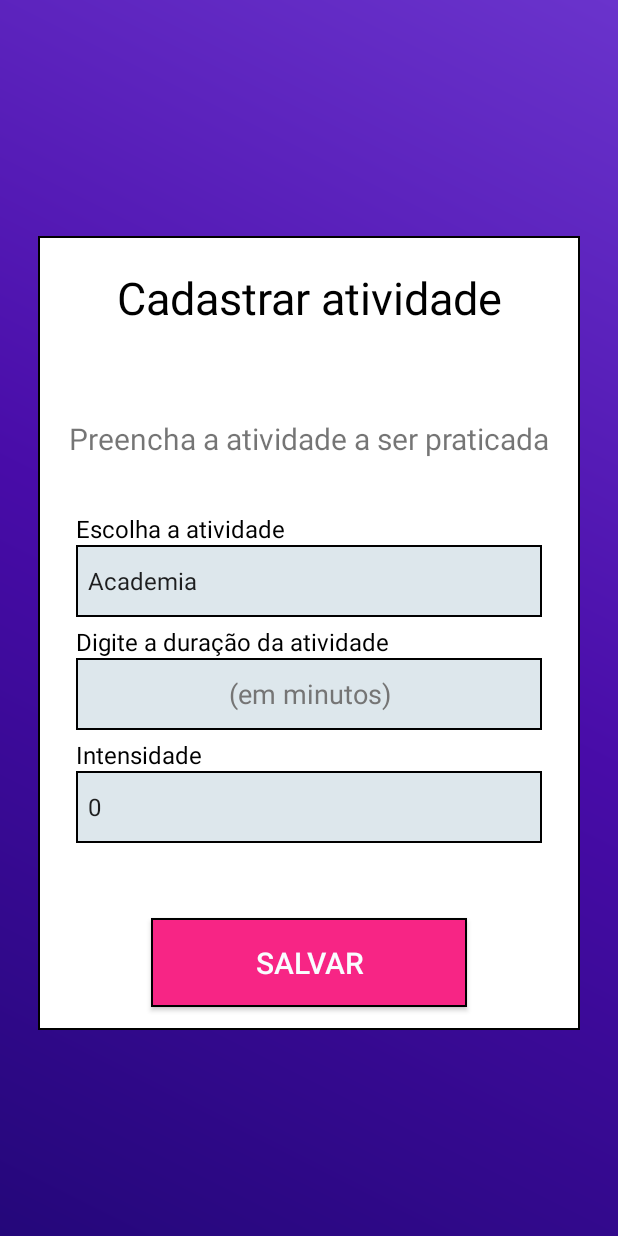
After one commit to Hugonogo/ProjetoAPP, an Android app: the BorgActivity screen opened directly, with no data from a screen before it, on a phone screen of 412 x 824 dp. The commit adds this screen. Run offline under Robolectric (Android 15) with nearby library versions, the phone set to English and light mode, and no system bars.

Commit message:
Front da atividade de escala de Borg

```diff
--- a/app/src/main/AndroidManifest.xml
+++ b/app/src/main/AndroidManifest.xml
@@ -29,6 +29,9 @@
         </receiver>
 
         <activity
+            android:name=".BorgActivity"
+            android:exported="false" />
+        <activity
             android:name=".ContadorPassosActivity"
             android:exported="false" />
         <activity
--- /dev/null
+++ b/app/src/main/java/com/example/appform/BorgActivity.java
@@ -0,0 +1,71 @@
+package com.example.appform;
+
+import android.app.Activity;
+import android.os.Bundle;
+import android.view.View;
+import android.widget.AdapterView;
+import android.widget.ArrayAdapter;
+import android.widget.Spinner;
+import android.widget.Toast;
+
+public class BorgActivity extends Activity {
+    @Override
+    protected void onCreate(Bundle savedInstanceState) {
+        super.onCreate(savedInstanceState);
+        setContentView(R.layout.activity_formulario_borg);
+
+        // Referência ao Spinner no layout
+        Spinner spinner = findViewById(R.id.spinner_atividade);
+
+        // Criar um ArrayAdapter usando o array de opções e um layout padrão do Android
+        ArrayAdapter<CharSequence> adapter = ArrayAdapter.createFromResource(this, R.array.atividades_array, android.R.layout.simple_spinner_item);
+
+        // Especificar o layout que será usado quando a lista de opções aparecer
+        adapter.setDropDownViewResource(android.R.layout.simple_spinner_dropdown_item);
+
+        // Aplicar o adaptador ao spinner
+        spinner.setAdapter(adapter);
+
+        // Definir um ouvinte para lidar com a seleção do item no spinner
+        spinner.setOnItemSelectedListener(new AdapterView.OnItemSelectedListener() {
+            @Override
+            public void onItemSelected(AdapterView<?> parentView, View selectedItemView, int position, long id) {
+                // O código aqui será executado quando uma opção for selecionada
+                String opcaoSelecionada = parentView.getItemAtPosition(position).toString();
+                Toast.makeText(BorgActivity.this, "Opção selecionada: " + opcaoSelecionada, Toast.LENGTH_SHORT).show();
+            }
+
+            @Override
+            public void onNothingSelected(AdapterView<?> parentView) {
+                // Este método é chamado quando nada está selecionado
+            }
+        });
+
+        // Referência ao Spinner no layout
+        Spinner spinner2 = findViewById(R.id.spinner_Borg);
+
+        // Criar um ArrayAdapter usando o array de opções e um layout padrão do Android
+        ArrayAdapter<CharSequence> adapter2 = ArrayAdapter.createFromResource(this, R.array.intensidade_array, android.R.layout.simple_spinner_item);
+
+        // Especificar o layout que será usado quando a lista de opções aparecer
+        adapter.setDropDownViewResource(android.R.layout.simple_spinner_dropdown_item);
+
+        // Aplicar o adaptador ao spinner
+        spinner2.setAdapter(adapter2);
+
+        // Definir um ouvinte para lidar com a seleção do item no spinner
+        spinner2.setOnItemSelectedListener(new AdapterView.OnItemSelectedListener() {
+            @Override
+            public void onItemSelected(AdapterView<?> parentView, View selectedItemView, int position, long id) {
+                // O código aqui será executado quando uma opção for selecionada
+                String opcaoSelecionada2 = parentView.getItemAtPosition(position).toString();
+                Toast.makeText(BorgActivity.this, "Opção selecionada: " + opcaoSelecionada2, Toast.LENGTH_SHORT).show();
+            }
+
+            @Override
+            public void onNothingSelected(AdapterView<?> parentView) {
+                // Este método é chamado quando nada está selecionado
+            }
+        });
+    }
+}
--- a/app/src/main/java/com/example/appform/ContadorPassosActivity.java
+++ b/app/src/main/java/com/example/appform/ContadorPassosActivity.java
@@ -2,6 +2,7 @@ package com.example.appform;
 
 import android.annotation.SuppressLint;
 import android.content.Context;
+import android.content.Intent;
 import android.content.SharedPreferences;
 import android.database.Cursor;
 import android.hardware.Sensor;
@@ -113,8 +114,15 @@ public class ContadorPassosActivity extends AppCompatActivity implements SensorE
         //AlarmeDeAbrirApp();
         //MidnightReset();
 
+        Button BorgButton = findViewById(R.id.BorgButton);
 
+        BorgButton.setOnClickListener(view -> {
+            // Crie uma Intent para abrir a AtividadeB
+            Intent intent = new Intent(ContadorPassosActivity.this, BorgActivity.class);
 
+            // Inicie a nova atividade
+            startActivity(intent);
+        });
     }
 
     // Método chamado quando a atividade está pausada
@@ -330,5 +338,4 @@ public class ContadorPassosActivity extends AppCompatActivity implements SensorE
         dataSource.close();
         super.onDestroy();
     }
-
 }
--- a/app/src/main/java/com/example/appform/FormularioActivity.java
+++ b/app/src/main/java/com/example/appform/FormularioActivity.java
@@ -3,7 +3,9 @@ package com.example.appform;
 import android.content.Intent;
 import android.os.Bundle;
 import android.text.InputType;
+import android.view.View;
 import android.widget.Toast;
+import android.widget.Button;
 
 import androidx.appcompat.app.AlertDialog;
 import androidx.appcompat.app.AppCompatActivity;
--- /dev/null
+++ b/app/src/main/res/layout/activity_formulario_borg.xml
@@ -0,0 +1,136 @@
+<?xml version="1.0" encoding="utf-8"?>
+<ScrollView xmlns:android="http://schemas.android.com/apk/res/android"
+    xmlns:tools="http://schemas.android.com/tools"
+    android:layout_width="match_parent"
+    android:layout_height="match_parent"
+    android:background="@drawable/background_gradient"
+    android:gravity="center"
+    android:orientation="vertical"
+
+    tools:context=".BorgActivity">
+    <LinearLayout
+        android:layout_width="361dp"
+        android:layout_height="481dp"
+        android:layout_gravity="center"
+        android:background="@drawable/border_background"
+        android:orientation="vertical"
+        android:layout_marginTop="10dp"
+        tools:ignore="TextSizeCheck"
+        android:paddingTop="5dp">
+
+        <TextView
+            android:id="@+id/text_desc_atividade"
+            android:layout_width="match_parent"
+            android:layout_height="wrap_content"
+            android:layout_marginTop="15dp"
+            android:text="@string/cadastrar_atividade"
+            android:textAlignment="center"
+            android:textColor="@color/black"
+            android:textSize="30sp" />
+
+        <TextView
+            android:id="@+id/text_preencher_atividade"
+            android:layout_width="match_parent"
+            android:layout_height="wrap_content"
+            android:layout_marginTop="60dp"
+            android:text="@string/preencher_atividade"
+            android:textAlignment="center"
+            android:textSize="20sp" />
+
+        <TextView
+            android:id="@+id/txt_preencher_atividade2"
+            android:layout_width="match_parent"
+            android:layout_height="wrap_content"
+            android:layout_marginStart="25dp"
+            android:layout_marginTop="35dp"
+            android:text="@string/nome_atividade"
+            android:textColor="@color/black"
+            android:textSize="16sp" />
+
+        <Spinner
+            android:id="@+id/spinner_atividade"
+            android:layout_width="match_parent"
+            android:layout_height="wrap_content"
+            android:layout_marginLeft="25dp"
+            android:layout_marginRight="25dp"
+            android:background="@drawable/border_text"
+            android:ems="10"
+            android:gravity="center"
+            android:minHeight="48dp"
+            tools:ignore="DuplicateClickableBoundsCheck,MissingConstraints,TextContrastCheck,VisualLintTextFieldSize"
+            tools:layout_editor_absoluteX="34dp"
+            tools:layout_editor_absoluteY="168dp" />
+
+        <TextView
+            android:id="@+id/text_preencher_atividade3"
+            android:layout_width="match_parent"
+            android:layout_height="wrap_content"
+            android:layout_marginStart="25dp"
+            android:layout_marginTop="5dp"
+            android:text="@string/tempo_atividade"
+            android:textColor="@color/black"
+            android:textSize="16sp" />
+
+        <EditText
+            android:id="@+id/edt_pass"
+            android:layout_width="match_parent"
+            android:layout_height="wrap_content"
+            android:layout_marginLeft="25dp"
+            android:layout_marginRight="25dp"
+            android:autofillHints=""
+            android:background="@drawable/border_text"
+            android:ems="10"
+            android:gravity="center"
+            android:hint="@string/preencher_tempo"
+            android:minHeight="48dp"
+            android:textColorHint="#757575"
+            tools:ignore="DuplicateClickableBoundsCheck,MissingConstraints,TextContrastCheck,VisualLintTextFieldSize,DuplicateSpeakableTextCheck"
+            tools:layout_editor_absoluteX="34dp"
+            tools:layout_editor_absoluteY="238dp"
+            android:inputType="number|numberDecimal" />
+
+        <TextView
+            android:id="@+id/txt_IntensidadeBorg"
+            android:layout_width="match_parent"
+            android:layout_height="wrap_content"
+            android:text="@string/Intensidade"
+            android:layout_marginStart="25dp"
+            android:layout_marginTop="5dp"
+            android:textColor="@color/black"
+            android:textSize="16sp"/>
+
+        <Spinner
+            android:id="@+id/spinner_Borg"
+            android:layout_width="match_parent"
+            android:layout_height="wrap_content"
+            android:layout_marginLeft="25dp"
+            android:layout_marginRight="25dp"
+            android:autofillHints=""
+            android:background="@drawable/border_text"
+            android:ems="10"
+            android:gravity="center"
+            android:hint="@string/digite_seu_email_cadastro"
+            android:inputType="textPersonName"
+            android:minHeight="48dp"
+            android:textColorHint="#757575"
+            tools:ignore="MissingConstraints,TextContrastCheck,TextFields,VisualLintTextFieldSize,DuplicateClickableBoundsCheck"
+            tools:layout_editor_absoluteX="34dp"
+            tools:layout_editor_absoluteY="304dp" />
+
+        <androidx.appcompat.widget.AppCompatButton
+            android:id="@+id/SalvarButton"
+            android:layout_width="match_parent"
+            android:layout_height="59dp"
+            android:layout_marginLeft="75dp"
+            android:layout_marginTop="50dp"
+            android:layout_marginRight="75dp"
+            android:layout_marginBottom="15dp"
+            android:background="@drawable/border_button"
+            android:text="@string/salvar_atividade"
+            android:textColor="@color/color_prox_text"
+            android:textSize="20sp"
+            tools:ignore="VisualLintButtonSize,TextContrastCheck" />
+
+    </LinearLayout>
+
+</ScrollView>
--- a/app/src/main/res/layout/activity_step_count.xml
+++ b/app/src/main/res/layout/activity_step_count.xml
@@ -56,6 +56,13 @@
             android:layout_centerHorizontal="true"
             android:layout_marginTop="290dp"
             android:text="@string/iniciar" />
+        <Button
+            android:id="@+id/BorgButton"
+            android:layout_width="wrap_content"
+            android:layout_height="wrap_content"
+            android:layout_below="@id/IniciarButton"
+            android:layout_centerHorizontal="true"
+            android:text="@string/cadastrar_atividade" />
 
     </RelativeLayout>
 
--- /dev/null
+++ b/app/src/main/res/values/arrays.xml
@@ -0,0 +1,25 @@
+<?xml version="1.0" encoding="utf-8"?>
+<resources>
+    <string-array name="atividades_array">
+        <item>Academia</item>
+        <item>Caminhada</item>
+        <item>Corrida</item>
+        <item>Futebol</item>
+        <item>Natação</item>
+        <item>Voleibol</item>
+    </string-array>
+
+    <string-array name="intensidade_array">
+        <item>0</item>
+        <item>1</item>
+        <item>2</item>
+        <item>3</item>
+        <item>4</item>
+        <item>5</item>
+        <item>6</item>
+        <item>7</item>
+        <item>8</item>
+        <item>9</item>
+        <item>10</item>
+    </string-array>
+</resources>
--- a/app/src/main/res/values/strings.xml
+++ b/app/src/main/res/values/strings.xml
@@ -39,7 +39,7 @@
     <string name="apptext">APP</string>
     <string name="formul_rio_de_cadastro">Formulário de Cadastro</string>
     <string name="confirmar_senha">Confirmar senha</string>
-    <string name="Femenino">Femenino</string>
+    <string name="Femenino">Feminino</string>
     <string name="Masculino">Masculino</string>
     <string name="caminhada_corrida_academia_etc">Caminhada, Corrida, Academia etc...</string>
     <string name="quantas_vezes_por_semana">Quantas vezes por semana?</string>
@@ -54,4 +54,12 @@
     <string name="mostrar_senha_cad">Mostrar senha</string>
     <string name="cadastrar_passos">Cadastrar passos</string>
     <string name="iniciar">Iniciar</string>
+
+    <string name="cadastrar_atividade">Cadastrar atividade</string>
+    <string name="preencher_atividade">Preencha a atividade a ser praticada</string>
+    <string name="nome_atividade">Escolha a atividade</string>
+    <string name="tempo_atividade">Digite a duração da atividade</string>
+    <string name="preencher_tempo">(em minutos)</string>
+    <string name="Intensidade">Intensidade</string>
+    <string name="salvar_atividade">Salvar</string>
 </resources>
```
Also changed, not shown: 1 other file.
